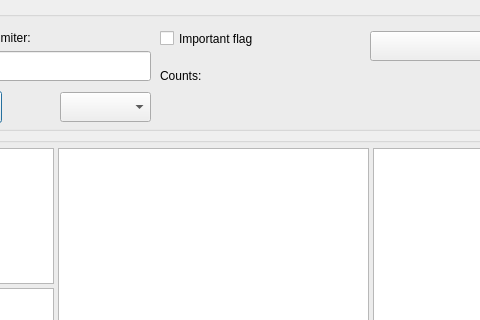
This is GUI_UIs/ui_dialog_report_codings.ui in ccbogel/QualCoder as Qt 5 draws it before an edit; both pictures show x 281 to 761 and y 0 to 320 of the 989 by 580 pixel window. The edited form follows.
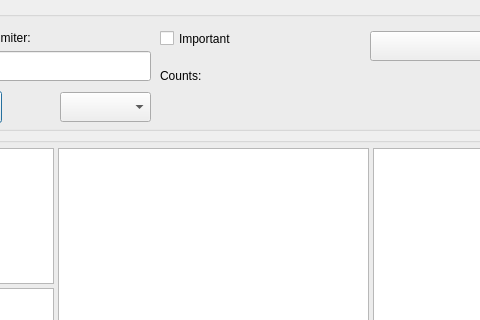
This is the edited form.

What changed in the file:
```diff
--- a/GUI_UIs/ui_dialog_report_codings.ui
+++ b/GUI_UIs/ui_dialog_report_codings.ui
@@ -252,7 +252,7 @@
        </rect>
       </property>
       <property name="text">
-       <string>Important flag</string>
+       <string>Important</string>
       </property>
      </widget>
     </widget>
```
Left out of the diff: 3 changed lines with no effect on the pictures.
